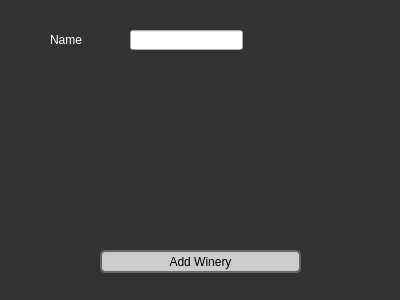
tyler949/CS1D-FirstPorject, file newwinery.ui: the form before one commit.
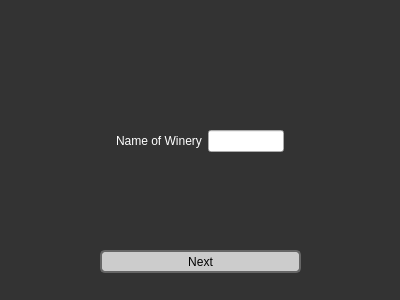
The form after the commit.

What changed in the file:
```diff
--- a/newwinery.ui
+++ b/newwinery.ui
@@ -54,16 +54,6 @@
    background: #999;
 } </string>
   </property>
-  <widget class="QLineEdit" name="NameTextBox">
-   <property name="geometry">
-    <rect>
-     <x>130</x>
-     <y>30</y>
-     <width>113</width>
-     <height>20</height>
-    </rect>
-   </property>
-  </widget>
   <widget class="QPushButton" name="AddWineryButton">
    <property name="geometry">
     <rect>
@@ -74,21 +64,30 @@
     </rect>
    </property>
    <property name="text">
-    <string>Add Winery</string>
+    <string>Next</string>
    </property>
   </widget>
-  <widget class="QLabel" name="nameLabel">
+  <widget class="QWidget" name="">
    <property name="geometry">
     <rect>
-     <x>50</x>
-     <y>30</y>
-     <width>51</width>
-     <height>20</height>
+     <x>116</x>
+     <y>130</y>
+     <width>168</width>
+     <height>22</height>
     </rect>
    </property>
-   <property name="text">
-    <string>Name</string>
-   </property>
+   <layout class="QHBoxLayout" name="horizontalLayout">
+    <item>
+     <widget class="QLabel" name="nameLabel">
+      <property name="text">
+       <string>Name of Winery</string>
+      </property>
+     </widget>
+    </item>
+    <item>
+     <widget class="QLineEdit" name="NameTextBox"/>
+    </item>
+   </layout>
   </widget>
  </widget>
  <resources/>
```
